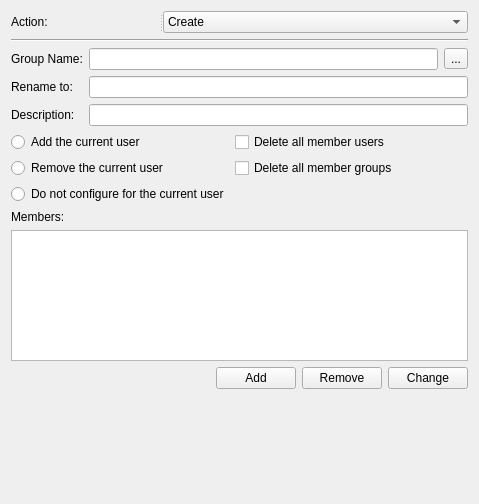
Above: src/apps/mvvm-folders/local_users_and_groups/localgroupwidget.ui from august-alt/policy-preferences-editor-prototype before the change. Below: the same form after it.
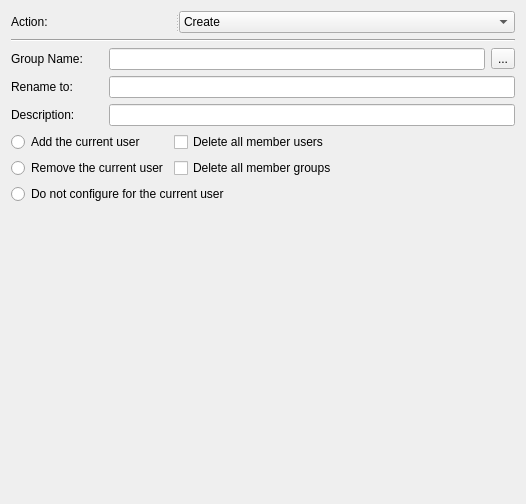
That is the form after the change. Custom widgets are drawn as their Qt base class.

Commit message: wip: work on local users and groups

The edit to the form file:
```diff
--- a/src/apps/mvvm-folders/local_users_and_groups/localgroupwidget.ui
+++ b/src/apps/mvvm-folders/local_users_and_groups/localgroupwidget.ui
@@ -6,25 +6,87 @@
    <rect>
     <x>0</x>
     <y>0</y>
-    <width>479</width>
+    <width>403</width>
     <height>504</height>
    </rect>
   </property>
   <property name="windowTitle">
    <string>Form</string>
   </property>
-  <layout class="QGridLayout" name="gridLayout">
-   <item row="1" column="0" colspan="2">
+  <layout class="QGridLayout" name="gridLayout_2">
+   <item row="0" column="0" colspan="3">
+    <widget class="QSplitter" name="splitter_2">
+     <property name="orientation">
+      <enum>Qt::Horizontal</enum>
+     </property>
+     <widget class="QLabel" name="actionLabel">
+      <property name="sizePolicy">
+       <sizepolicy hsizetype="Preferred" vsizetype="Preferred">
+        <horstretch>1</horstretch>
+        <verstretch>0</verstretch>
+       </sizepolicy>
+      </property>
+      <property name="text">
+       <string>Action:</string>
+      </property>
+      <property name="buddy">
+       <cstring>actionComboBox</cstring>
+      </property>
+     </widget>
+     <widget class="QComboBox" name="actionComboBox">
+      <property name="sizePolicy">
+       <sizepolicy hsizetype="Preferred" vsizetype="Fixed">
+        <horstretch>1</horstretch>
+        <verstretch>0</verstretch>
+       </sizepolicy>
+      </property>
+      <property name="currentText">
+       <string>Create</string>
+      </property>
+      <item>
+       <property name="text">
+        <string>Create</string>
+       </property>
+      </item>
+      <item>
+       <property name="text">
+        <string>Replace</string>
+       </property>
+      </item>
+      <item>
+       <property name="text">
+        <string>Update</string>
+       </property>
+      </item>
+      <item>
+       <property name="text">
+        <string>Delete</string>
+       </property>
+      </item>
+     </widget>
+    </widget>
+   </item>
+   <item row="1" column="0" colspan="3">
     <widget class="Line" name="line">
      <property name="orientation">
       <enum>Qt::Horizontal</enum>
      </property>
     </widget>
    </item>
-   <item row="2" column="0" colspan="2">
-    <layout class="QFormLayout" name="formLayout_2">
-     <item row="0" column="0">
+   <item row="2" column="0">
       <widget class="QLabel" name="groupNameLabel">
+     <property name="sizePolicy">
+      <sizepolicy hsizetype="Fixed" vsizetype="Preferred">
+       <horstretch>0</horstretch>
+       <verstretch>0</verstretch>
+      </sizepolicy>
+     </property>
+     <property name="minimumSize">
+      <size>
+       <width>92</width>
+       <height>0</height>
+      </size>
+     </property>
        <property name="font">
         <font>
          <pointsize>9</pointsize>
@@ -33,69 +95,50 @@
        <property name="text">
         <string>Group Name:</string>
        </property>
+     <property name="margin">
+      <number>0</number>
+     </property>
        <property name="buddy">
         <cstring>groupLineEdit</cstring>
        </property>
       </widget>
      </item>
-     <item row="0" column="1">
-      <layout class="QHBoxLayout" name="horizontalLayout">
-       <item>
+   <item row="2" column="1">
         <widget class="QLineEdit" name="groupLineEdit">
          <property name="text">
           <string/>
          </property>
         </widget>
        </item>
-       <item>
+   <item row="2" column="2">
         <widget class="QToolButton" name="sourceToolButton">
          <property name="text">
           <string>...</string>
          </property>
         </widget>
        </item>
-      </layout>
-     </item>
-     <item row="1" column="0">
-      <widget class="QLabel" name="renameLabel">
-       <property name="font">
-        <font>
-         <pointsize>9</pointsize>
-        </font>
-       </property>
-       <property name="text">
-        <string>Rename to:</string>
-       </property>
-       <property name="buddy">
-        <cstring>renameLineEdit</cstring>
-       </property>
-      </widget>
-     </item>
-     <item row="1" column="1">
-      <widget class="QLineEdit" name="renameLineEdit">
-       <property name="text">
-        <string/>
-       </property>
-      </widget>
-     </item>
-     <item row="2" column="0">
-      <widget class="QLabel" name="descriptionLabel">
-       <property name="text">
-        <string>Description:</string>
-       </property>
-       <property name="buddy">
-        <cstring>descriptionLineEdit</cstring>
-       </property>
-      </widget>
-     </item>
-     <item row="2" column="1">
-      <widget class="QLineEdit" name="descriptionLineEdit"/>
-     </item>
-    </layout>
-   </item>
-   <item row="3" column="0" colspan="2">
-    <layout class="QVBoxLayout" name="verticalLayout">
-     <item>
+   <item row="3" column="0" colspan="3">
+    <widget class="QFrame" name="parametersFrame">
+     <property name="frameShape">
+      <enum>QFrame::NoFrame</enum>
+     </property>
+     <property name="frameShadow">
+      <enum>QFrame::Raised</enum>
+     </property>
+     <layout class="QGridLayout" name="gridLayout">
+      <property name="leftMargin">
+       <number>0</number>
+      </property>
+      <property name="topMargin">
+       <number>0</number>
+      </property>
+      <property name="rightMargin">
+       <number>0</number>
+      </property>
+      <property name="bottomMargin">
+       <number>0</number>
+      </property>
+      <item row="2" column="0" colspan="3">
       <layout class="QFormLayout" name="formLayout">
        <item row="0" column="0">
         <widget class="QRadioButton" name="addUserRadioButton">
@@ -125,7 +168,7 @@
          </property>
         </widget>
        </item>
-       <item row="2" column="0">
+        <item row="2" column="0" colspan="2">
         <widget class="QRadioButton" name="doNotUserradioButton">
          <property name="text">
           <string>Do not configure for the current user</string>
@@ -134,87 +177,84 @@
        </item>
       </layout>
      </item>
-     <item>
-      <widget class="QLabel" name="membersLabel">
-       <property name="text">
-        <string>Members:</string>
-       </property>
-       <property name="buddy">
-        <cstring>membersTableView</cstring>
-       </property>
-      </widget>
-     </item>
-     <item>
-      <widget class="QTableView" name="membersTableView"/>
-     </item>
-    </layout>
-   </item>
-   <item row="4" column="1">
-    <layout class="QHBoxLayout" name="horizontalLayout_3">
-     <item>
-      <widget class="QPushButton" name="addPushButton">
-       <property name="text">
-        <string>Add</string>
-       </property>
-      </widget>
-     </item>
-     <item>
-      <widget class="QPushButton" name="removePushButton">
+      <item row="0" column="0">
+       <widget class="QLabel" name="renameLabel">
+        <property name="sizePolicy">
+         <sizepolicy hsizetype="Fixed" vsizetype="Preferred">
+          <horstretch>0</horstretch>
+          <verstretch>0</verstretch>
+         </sizepolicy>
+        </property>
+        <property name="minimumSize">
+         <size>
+          <width>92</width>
+          <height>0</height>
+         </size>
+        </property>
+        <property name="font">
+         <font>
+          <pointsize>9</pointsize>
+         </font>
+        </property>
        <property name="text">
-        <string>Remove</string>
-       </property>
-      </widget>
-     </item>
-     <item>
-      <widget class="QPushButton" name="changePushButton">
+         <string>Rename to:</string>
+        </property>
+        <property name="buddy">
+         <cstring>renameLineEdit</cstring>
+        </property>
+       </widget>
+      </item>
+      <item row="0" column="1" colspan="2">
+       <widget class="QLineEdit" name="renameLineEdit">
        <property name="text">
-        <string>Change</string>
+         <string/>
        </property>
       </widget>
      </item>
-    </layout>
-   </item>
-   <item row="0" column="0" colspan="2">
-    <widget class="QSplitter" name="splitter_2">
-     <property name="orientation">
-      <enum>Qt::Horizontal</enum>
-     </property>
-     <widget class="QLabel" name="actionLabel">
+      <item row="1" column="0">
+       <widget class="QLabel" name="descriptionLabel">
+        <property name="sizePolicy">
+         <sizepolicy hsizetype="Fixed" vsizetype="Preferred">
+          <horstretch>0</horstretch>
+          <verstretch>0</verstretch>
+         </sizepolicy>
+        </property>
+        <property name="minimumSize">
+         <size>
+          <width>92</width>
+          <height>0</height>
+         </size>
+        </property>
       <property name="text">
-       <string>Action:</string>
+         <string>Description:</string>
       </property>
       <property name="buddy">
-       <cstring>actionComboBox</cstring>
-      </property>
-     </widget>
-     <widget class="QComboBox" name="actionComboBox">
-      <property name="currentText">
-       <string>Create</string>
-      </property>
-      <item>
-       <property name="text">
-        <string>Create</string>
-       </property>
+         <cstring>descriptionLineEdit</cstring>
+        </property>
+       </widget>
       </item>
-      <item>
-       <property name="text">
-        <string>Replace</string>
-       </property>
+      <item row="3" column="0" colspan="2">
+       <widget class="mvvm_folders::GroupMembersWidget" name="membersWidget" native="true">
+        <property name="minimumSize">
+         <size>
+          <width>387</width>
+          <height>152</height>
+         </size>
+        </property>
+       </widget>
       </item>
-      <item>
-       <property name="text">
-        <string>Update</string>
-       </property>
+      <item row="1" column="1" colspan="2">
+       <widget class="QLineEdit" name="descriptionLineEdit"/>
       </item>
-      <item>
-       <property name="text">
-        <string>Delete</string>
-       </property>
-      </item>
-     </widget>
-    </widget>
+     </layout>
+     <zorder>membersWidget</zorder>
+     <zorder>renameLabel</zorder>
+     <zorder>descriptionLineEdit</zorder>
+     <zorder>renameLineEdit</zorder>
+     <zorder>descriptionLabel</zorder>
+    </widget>
    </item>
-   <item row="5" column="0" colspan="2">
+   <item row="4" column="0" colspan="3">
     <spacer name="verticalSpacer">
      <property name="orientation">
       <enum>Qt::Vertical</enum>
@@ -232,6 +272,14 @@
    </item>
   </layout>
  </widget>
+ <customwidgets>
+  <customwidget>
+   <class>mvvm_folders::GroupMembersWidget</class>
+   <extends>QWidget</extends>
+   <header>local_users_and_groups/groupmemberswidget.h</header>
+   <container>1</container>
+  </customwidget>
+ </customwidgets>
  <tabstops>
   <tabstop>actionComboBox</tabstop>
   <tabstop>groupLineEdit</tabstop>
```
Left out of the diff: 11 changed lines with no effect on the pictures. Lines whose indentation alone changed are shown as unchanged. The commit also changes 13 other files.
